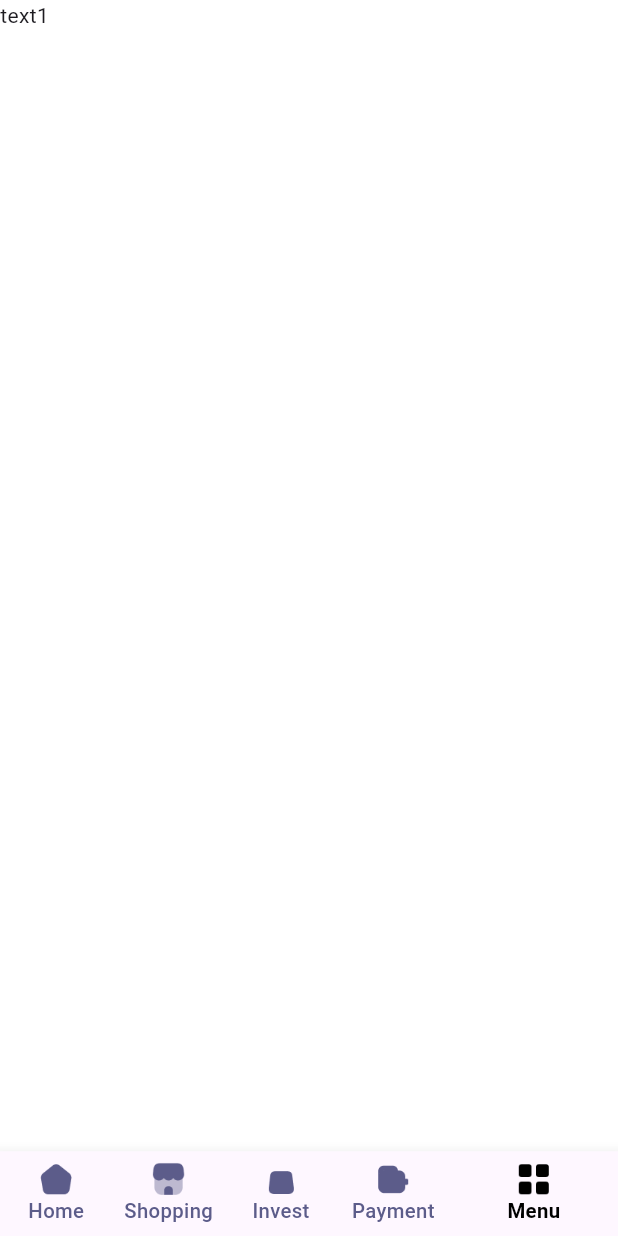
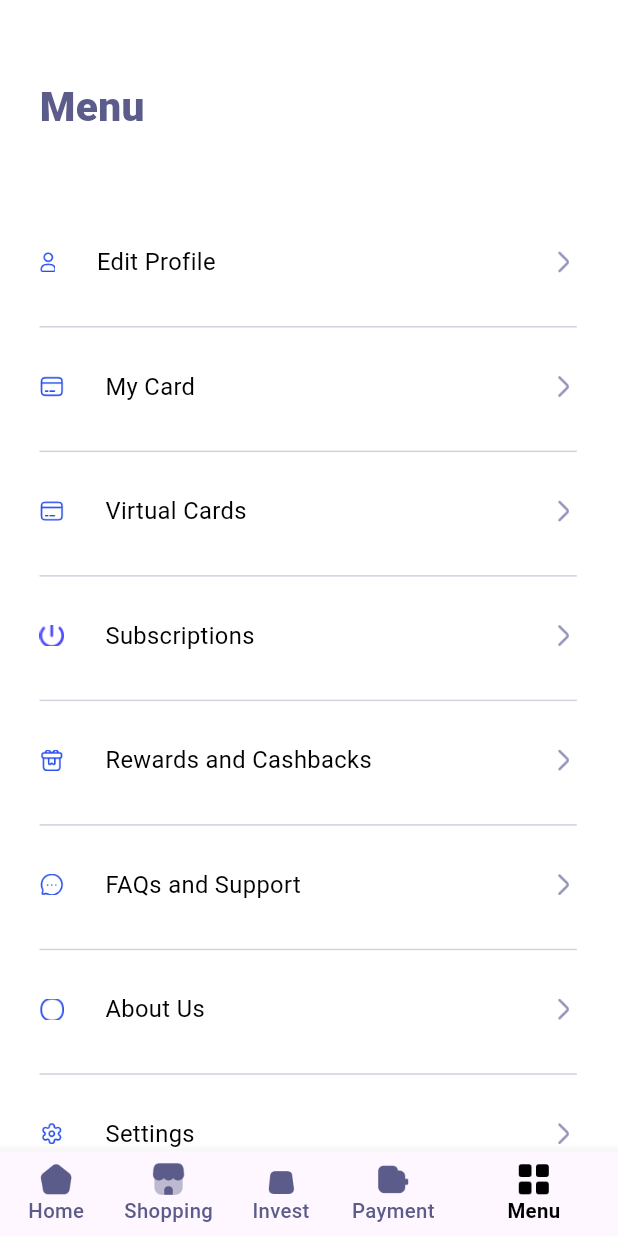
Before and after one commit to thejosh1/credpal_test, a Flutter app: the MainPage screen opened directly, item 5 of the bottom bar chosen, on a phone screen of 412 x 824 dp. Run offline on Flutter 3.47's test engine with Material 3 defaults, Android fonts, the phone set to English and light mode, and no system bars; our stand-ins replace flutter_screenutil.

Commit message:
new updates

```diff
--- a/lib/core/common/main_page.dart
+++ b/lib/core/common/main_page.dart
@@ -2,6 +2,7 @@ import 'package:flutter/material.dart';
 import 'package:flutter_screenutil/flutter_screenutil.dart';
 import 'package:credpal_assessment_app/src/home/presentation/views/home_screen.dart';
 
+import '../../src/menu/presentation/views/menu_page.dart';
 import '../res/colors.dart';
 
 class MainPage extends StatefulWidget {
@@ -19,7 +20,7 @@ class _MainPageState extends State<MainPage> {
     Text('text1'),
     Text('text1'),
     Text('text1'),
-    Text('text1'),
+    const MenuScreen(),
 
   ];
 
--- a/lib/core/res/colors.dart
+++ b/lib/core/res/colors.dart
@@ -12,4 +12,8 @@ class AppColors {
   static const Color buttonTextColor = Color(0xFF20205E);
   static const Color greyColor = Color(0xFFF1F3FE);
   static const Color tileTextColor = Color(0xFF222440);
+  static const Color veryLightBlue = Color(0xFF4FB5FF);
+  static const Color veryLightTextColor = Color(0xFFC2FFD3);
+  static const Color purpleBlue = Color(0xFF808CFF);
+  static const Color dividerColor = Color(0xFFD1D1E0);
 }
--- a/lib/main.dart
+++ b/lib/main.dart
@@ -24,7 +24,7 @@ class MyApp extends StatelessWidget {
               useMaterial3: true,
               scaffoldBackgroundColor: Colors.white
           ),
-          home: const HomeScreen(),
+          home: const MainPage(),
         );},
     );
   }
--- /dev/null
+++ b/lib/src/menu/presentation/views/menu_page.dart
@@ -0,0 +1,159 @@
+import 'package:credpal_assessment_app/core/res/colors.dart';
+import 'package:flutter/material.dart';
+import 'package:flutter_screenutil/flutter_screenutil.dart';
+
+class MenuScreen extends StatefulWidget {
+  const MenuScreen({super.key});
+
+  @override
+  State<MenuScreen> createState() => _MenuScreenState();
+}
+
+class _MenuScreenState extends State<MenuScreen> {
+  @override
+  Widget build(BuildContext context) {
+    return Scaffold(
+      body: SingleChildScrollView(
+        child: Padding(
+          padding: EdgeInsets.only(left: 23.w, top: 46.h, right: 24.w),
+          child: Column(
+            crossAxisAlignment: CrossAxisAlignment.start,
+            children: [
+              Text('Menu', style: TextStyle(fontSize: 24.sp, fontWeight: FontWeight.w800, color: AppColors.lightTextColor),),
+              SizedBox(height: 64.h),
+              Row(
+                children: [
+                  Image.asset("assets/images/person_icon.png", fit: BoxFit.cover, width: 9.33.w, height: 12.h,),
+                  SizedBox(width: 24.w,),
+                  Text('Edit Profile', style: TextStyle(fontWeight: FontWeight.w400, fontSize: 14.sp, color: Colors.black),),
+                  const Spacer(),
+                  Image.asset("assets/images/arr_forward.png", fit: BoxFit.cover, width: 16.w, height: 16.h)
+                ],
+              ),
+              SizedBox(height: 21.h,),
+              const Divider(color: AppColors.dividerColor,),
+              SizedBox(height: 18.h,),
+              Row(
+                children: [
+                  Image.asset("assets/images/menu_card_icon.png", fit: BoxFit.cover, width: 14.33.w, height: 12.33.h,),
+                  SizedBox(width: 24.w,),
+                  Text('My Card', style: TextStyle(fontWeight: FontWeight.w400, fontSize: 14.sp, color: Colors.black),),
+                  const Spacer(),
+                  Image.asset("assets/images/arr_forward.png", fit: BoxFit.cover, width: 16.w, height: 16.h)
+                ],
+              ),
+              SizedBox(height: 21.h,),
+              const Divider(color: AppColors.dividerColor,),
+              SizedBox(height: 18.h,),
+              Row(
+                children: [
+                  Image.asset("assets/images/menu_card_icon.png", fit: BoxFit.cover, width: 14.33.w, height: 12.33.h,),
+                  SizedBox(width: 24.w,),
+                  Text('Virtual Cards', style: TextStyle(fontWeight: FontWeight.w400, fontSize: 14.sp, color: Colors.black),),
+                  const Spacer(),
+                  Image.asset("assets/images/arr_forward.png", fit: BoxFit.cover, width: 16.w, height: 16.h)
+                ],
+              ),
+              SizedBox(height: 21.h,),
+              const Divider(color: AppColors.dividerColor,),
+              SizedBox(height: 18.h,),
+              Row(
+                children: [
+                  Image.asset("assets/images/subscription_icon.png", fit: BoxFit.cover, width: 14.33.w, height: 12.33.h,),
+                  SizedBox(width: 24.w,),
+                  Text('Subscriptions', style: TextStyle(fontWeight: FontWeight.w400, fontSize: 14.sp, color: Colors.black),),
+                  const Spacer(),
+                  Image.asset("assets/images/arr_forward.png", fit: BoxFit.cover, width: 16.w, height: 16.h)
+                ],
+              ),
+              SizedBox(height: 21.h,),
+              const Divider(color: AppColors.dividerColor,),
+              SizedBox(height: 18.h,),
+              Row(
+                children: [
+                  Image.asset("assets/images/rewards_icon.png", fit: BoxFit.cover, width: 14.33.w, height: 12.33.h,),
+                  SizedBox(width: 24.w,),
+                  Text('Rewards and Cashbacks', style: TextStyle(fontWeight: FontWeight.w400, fontSize: 14.sp, color: Colors.black),),
+                  const Spacer(),
+                  Image.asset("assets/images/arr_forward.png", fit: BoxFit.cover, width: 16.w, height: 16.h)
+                ],
+              ),
+              SizedBox(height: 21.h,),
+              const Divider(color: AppColors.dividerColor,),
+              SizedBox(height: 18.h,),
+              Row(
+                children: [
+                  Image.asset("assets/images/chat_icon.png", fit: BoxFit.cover, width: 14.33.w, height: 12.33.h,),
+                  SizedBox(width: 24.w,),
+                  Text('FAQs and Support', style: TextStyle(fontWeight: FontWeight.w400, fontSize: 14.sp, color: Colors.black),),
+                  const Spacer(),
+                  Image.asset("assets/images/arr_forward.png", fit: BoxFit.cover, width: 16.w, height: 16.h)
+                ],
+              ),
+              SizedBox(height: 21.h,),
+              const Divider(color: AppColors.dividerColor,),
+              SizedBox(height: 18.h,),
+              Row(
+                children: [
+                  Image.asset("assets/images/menu_info_icon.png", fit: BoxFit.cover, width: 14.33.w, height: 12.33.h,),
+                  SizedBox(width: 24.w,),
+                  Text('About Us', style: TextStyle(fontWeight: FontWeight.w400, fontSize: 14.sp, color: Colors.black),),
+                  const Spacer(),
+                  Image.asset("assets/images/arr_forward.png", fit: BoxFit.cover, width: 16.w, height: 16.h)
+                ],
+              ),
+              SizedBox(height: 21.h,),
+              const Divider(color: AppColors.dividerColor,),
+              SizedBox(height: 18.h,),
+              Row(
+                children: [
+                  Image.asset("assets/images/settings_icon.png", fit: BoxFit.cover, width: 14.33.w, height: 12.33.h,),
+                  SizedBox(width: 24.w,),
+                  Text('Settings', style: TextStyle(fontWeight: FontWeight.w400, fontSize: 14.sp, color: Colors.black),),
+                  const Spacer(),
+                  Image.asset("assets/images/arr_forward.png", fit: BoxFit.cover, width: 16.w, height: 16.h)
+                ],
+              ),
+              SizedBox(height: 21.h,),
+              const Divider(color: AppColors.dividerColor,),
+              SizedBox(height: 51.h,),
+              GestureDetector(
+                onTap: () {
+                  final snackBar = SnackBar(
+                    content: const Text('Logout successful'),
+                    duration: const Duration(seconds: 2), // Adjust the duration as needed
+                    action: SnackBarAction(
+                      label: 'Close',
+                      onPressed: () {
+
+                      },
+                    ),
+                  );
+                  ScaffoldMessenger.of(context).showSnackBar(snackBar);
+                },
+                child: Container(
+                  width: double.maxFinite,
+                  height: 50.h,
+                  decoration: BoxDecoration(
+                    borderRadius: BorderRadius.circular(10.r),
+                      color: AppColors.alertColor.withOpacity(0.15)
+                  ),
+                  child: Row(
+                    mainAxisAlignment: MainAxisAlignment.center,
+                    children: [
+                      Text('Sign out', style: TextStyle(fontSize: 16.sp, fontWeight: FontWeight.w600, color: AppColors.alertColor),),
+                      SizedBox(width: 10.w,),
+                      Image.asset("assets/images/sign_out_icon.png", fit: BoxFit.cover, width: 18.67.w, height: 18.44,)
+                    ],
+                  ),
+                ),
+              ),
+              SizedBox(height: 74.h,),
+
+            ],
+          ),
+        ),
+      ),
+    );
+  }
+}
```
Also changed, not shown: lib/src/home/presentation/views/home_screen.dart (+75 -49 lines), assets/images/arr_forward.png (added), assets/images/bag_icon.png (added), assets/images/card_icon.png, assets/images/chat_icon.png (added), assets/images/menu_card_icon.png (added), assets/images/menu_info_icon.png (added), assets/images/naira_icon.png (added), assets/images/person_icon.png (added), assets/images/rewards_icon.png (added), assets/images/settings_icon.png (added), assets/images/shopping_bag_icon.png (added), assets/images/sign_out_icon.png (added), assets/images/subscription_icon.png (added), 1 other file.
